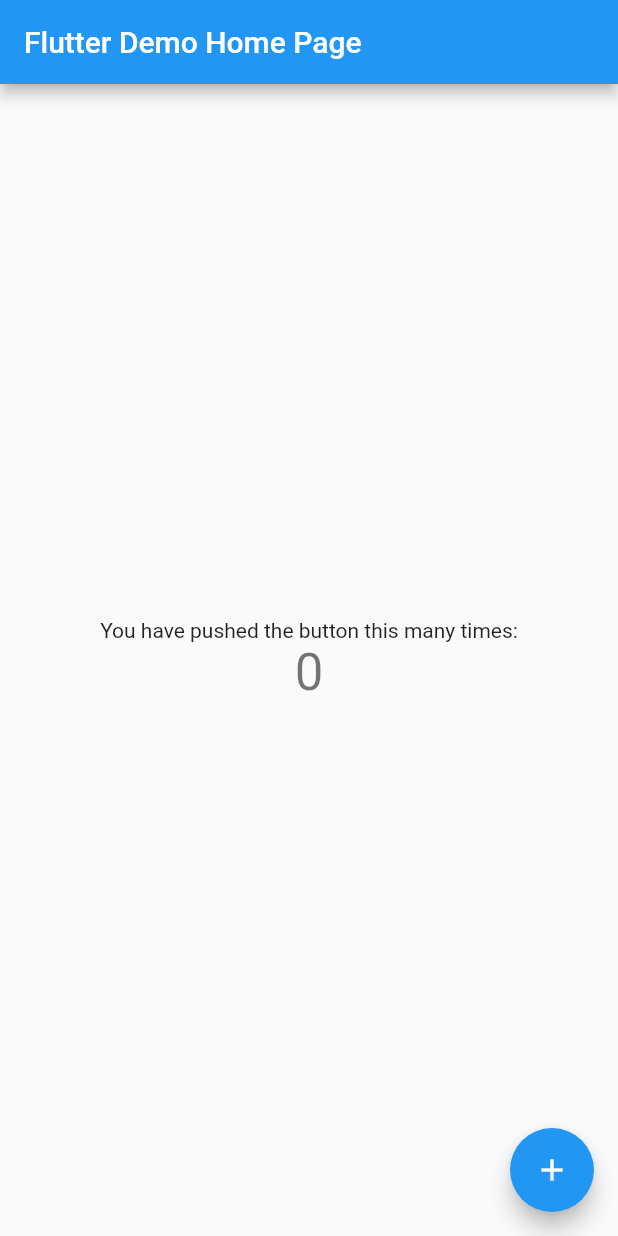
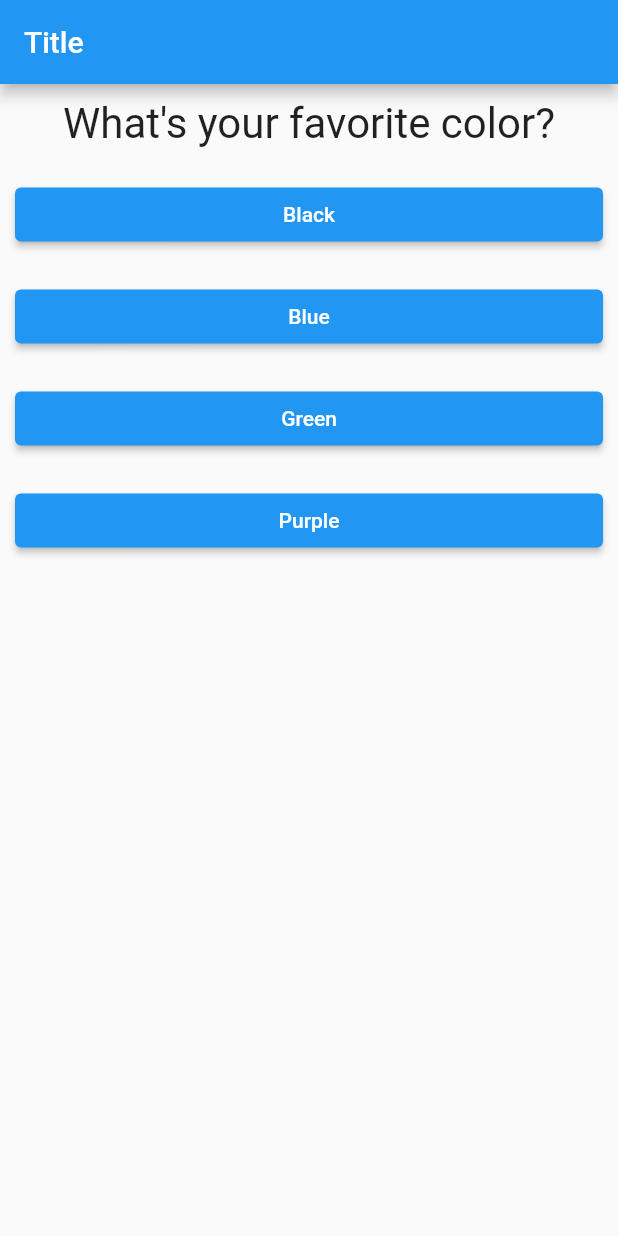
Before and after one commit to jennraeross/flutter_application, a Flutter app: the screen it shows after launch, on a phone screen of 412 x 824 dp. Run offline on Flutter 3.47's test engine with Material 2 defaults, Android fonts, the phone set to English and light mode, and no system bars.

Commit message:
almost done

```diff
--- /dev/null
+++ b/lib/answer.dart
@@ -0,0 +1,20 @@
+import 'package:flutter/material.dart';
+
+class Answer extends StatelessWidget {
+  final VoidCallback selectHandler;
+  final String answerText;
+
+  Answer(this.selectHandler, this.answerText);
+
+  @override
+  Widget build(BuildContext context) {
+    return Container(
+      width: double.infinity,
+      margin: EdgeInsets.all(10),
+      child: ElevatedButton(
+        child: Text(answerText),
+        onPressed: selectHandler,
+      ),
+    );
+  }
+}
--- a/lib/main.dart
+++ b/lib/main.dart
@@ -1,113 +1,86 @@
 import 'package:flutter/material.dart';
+import './quiz.dart';
+import './result.dart';
 
-void main() {
-  runApp(MyApp());
+void main() => runApp(MyApp());
+
+class MyApp extends StatefulWidget {
+  @override
+  State<MyApp> createState() => _MyAppState();
 }
 
-class MyApp extends StatelessWidget {
-  // This widget is the root of your application.
-  @override
-  Widget build(BuildContext context) {
-    return MaterialApp(
-      title: 'Flutter Demo',
-      theme: ThemeData(
-        // This is the theme of your application.
-        //
-        // Try running your application with "flutter run". You'll see the
-        // application has a blue toolbar. Then, without quitting the app, try
-        // changing the primarySwatch below to Colors.green and then invoke
-        // "hot reload" (press "r" in the console where you ran "flutter run",
-        // or simply save your changes to "hot reload" in a Flutter IDE).
-        // Notice that the counter didn't reset back to zero; the application
-        // is not restarted.
-        primarySwatch: Colors.blue,
-      ),
-      home: MyHomePage(title: 'Flutter Demo Home Page'),
-    );
+class _MyAppState extends State<MyApp> {
+  int _questionIndex = 0;
+  int _totalScore = 0;
+
+  final _questions = [
+    {
+      'questionText': 'What\'s your favorite color?',
+      'answers': [
+        {'text': 'Black', 'score': 1},
+        {'text': 'Blue', 'score': 2},
+        {'text': 'Green', 'score': 3},
+        {'text': 'Purple', 'score': 4},
+      ],
+    },
+    {
+      'questionText': 'What\'s your favorite animal?',
+      'answers': [
+        {'text': 'Goat', 'score': 3},
+        {'text': 'Pig', 'score': 4},
+        {'text': 'Otter', 'score': 2},
+        {'text': 'Bear', 'score': 1},
+      ]
+    },
+    {
+      'questionText': 'Who\'s your favorite Actor?',
+      'answers': [
+        {'text': 'Tom Hanks', 'score': 4},
+        {'text': 'Tom Hanks', 'score': 4},
+        {'text': 'Tom Hanks', 'score': 4},
+        {'text': 'Tom Hanks', 'score': 4},
+      ]
+    },
+    {
+      'questionText': 'What\'s your favorite Number?',
+      'answers': [
+        {'text': 1, 'score': 1},
+        {'text': 2, 'score': 4},
+        {'text': 3, 'score': 3},
+        {'text': 4, 'score': 2},
+      ]
+    },
+  ];
+
+  void _answerQuestion(int score) {
+    setState(() => _questionIndex = _questionIndex + 1);
+    print('Answer Chosen ' + _questionIndex.toString());
+    _totalScore += score;
+    print('Total Score' + _totalScore.toString());
   }
-}
 
-class MyHomePage extends StatefulWidget {
-  MyHomePage({Key key, this.title}) : super(key: key);
-
-  // This widget is the home page of your application. It is stateful, meaning
-  // that it has a State object (defined below) that contains fields that affect
-  // how it looks.
-
-  // This class is the configuration for the state. It holds the values (in this
-  // case the title) provided by the parent (in this case the App widget) and
-  // used by the build method of the State. Fields in a Widget subclass are
-  // always marked "final".
-
-  final String title;
-
-  @override
-  _MyHomePageState createState() => _MyHomePageState();
-}
-
-class _MyHomePageState extends State<MyHomePage> {
-  int _counter = 0;
-
-  void _incrementCounter() {
+  void _resetQuiz() {
     setState(() {
-      // This call to setState tells the Flutter framework that something has
-      // changed in this State, which causes it to rerun the build method below
-      // so that the display can reflect the updated values. If we changed
-      // _counter without calling setState(), then the build method would not be
-      // called again, and so nothing would appear to happen.
-      _counter++;
+      _questionIndex = 0;
+      _totalScore = 0;
     });
   }
 
   @override
   Widget build(BuildContext context) {
-    // This method is rerun every time setState is called, for instance as done
-    // by the _incrementCounter method above.
-    //
-    // The Flutter framework has been optimized to make rerunning build methods
-    // fast, so that you can just rebuild anything that needs updating rather
-    // than having to individually change instances of widgets.
-    return Scaffold(
-      appBar: AppBar(
-        // Here we take the value from the MyHomePage object that was created by
-        // the App.build method, and use it to set our appbar title.
-        title: Text(widget.title),
+    return MaterialApp(
+      home: Scaffold(
+        appBar: AppBar(
+          title: Text('Title'),
+        ),
+        body: _questionIndex < _questions.length
+            ? Quiz(
+                _answerQuestion,
+                _questions,
+                _questionIndex,
+              )
+            : Result(_totalScore, _resetQuiz),
       ),
-      body: Center(
-        // Center is a layout widget. It takes a single child and positions it
-        // in the middle of the parent.
-        child: Column(
-          // Column is also a layout widget. It takes a list of children and
-          // arranges them vertically. By default, it sizes itself to fit its
-          // children horizontally, and tries to be as tall as its parent.
-          //
-          // Invoke "debug painting" (press "p" in the console, choose the
-          // "Toggle Debug Paint" action from the Flutter Inspector in Android
-          // Studio, or the "Toggle Debug Paint" command in Visual Studio Code)
-          // to see the wireframe for each widget.
-          //
-          // Column has various properties to control how it sizes itself and
-          // how it positions its children. Here we use mainAxisAlignment to
-          // center the children vertically; the main axis here is the vertical
-          // axis because Columns are vertical (the cross axis would be
-          // horizontal).
-          mainAxisAlignment: MainAxisAlignment.center,
-          children: <Widget>[
-            Text(
-              'You have pushed the button this many times:',
-            ),
-            Text(
-              '$_counter',
-              style: Theme.of(context).textTheme.headlineMedium,
-            ),
-          ],
-        ),
-      ),
-      floatingActionButton: FloatingActionButton(
-        onPressed: _incrementCounter,
-        tooltip: 'Increment',
-        child: Icon(Icons.add),
-      ), // This trailing comma makes auto-formatting nicer for build methods.
     );
   }
 }
--- /dev/null
+++ b/lib/question.dart
@@ -0,0 +1,21 @@
+import 'package:flutter/material.dart';
+
+class Question extends StatelessWidget {
+  final String questionText;
+  Question(this.questionText);
+
+  @override
+  Widget build(BuildContext context) {
+    return Container(
+      width: double.infinity,
+      margin: EdgeInsets.all(10),
+      child: Text(
+        questionText,
+        style: TextStyle(
+          fontSize: 28,
+        ),
+        textAlign: TextAlign.center,
+      ),
+    );
+  }
+}
--- /dev/null
+++ b/lib/quiz.dart
@@ -0,0 +1,29 @@
+import 'package:flutter/material.dart';
+import './question.dart';
+import './answer.dart';
+
+class Quiz extends StatelessWidget {
+  final Function answerQuestion;
+  final List<Map<String, Object>> questions;
+  final int questionIndex;
+
+  Quiz(
+    this.answerQuestion,
+    this.questions,
+    this.questionIndex,
+  );
+
+  @override
+  Widget build(BuildContext context) {
+    return Column(
+      children: [
+        Question(questions[questionIndex]['questionText'].toString()),
+        ...(questions[questionIndex]['answers'] as List<Map<String, Object>>)
+            .map((answer) {
+          return Answer(
+              () => answerQuestion(answer['score']), answer['text'].toString());
+        }).toList()
+      ],
+    );
+  }
+}
--- /dev/null
+++ b/lib/result.dart
@@ -0,0 +1,46 @@
+import 'package:flutter/material.dart';
+
+class Result extends StatelessWidget {
+  final int score;
+  final VoidCallback reset;
+  Result(this.score, this.reset);
+
+  String get resultPhrase {
+    String resultText;
+    if (score <= 8) {
+      resultText = "Maybe you'll do better next time?";
+    } else if (score <= 12) {
+      resultText = "Decent Work!";
+    } else {
+      resultText = "You're a Rockstar!";
+    }
+    resultText += '\n\nTotal Score: ' + score.toString();
+    return resultText;
+  }
+
+  @override
+  Widget build(BuildContext context) {
+    return Center(
+      child: Column(
+        children: [
+          Text(
+            resultPhrase,
+            style: TextStyle(
+              fontSize: 36,
+              fontWeight: FontWeight.bold,
+            ),
+            textAlign: TextAlign.center,
+          ),
+          Container(
+            width: double.infinity,
+            margin: EdgeInsets.all(10),
+            child: ElevatedButton(
+              child: Text('Go Back'),
+              onPressed: reset,
+            ),
+          )
+        ],
+      ),
+    );
+  }
+}
--- a/pubspec.yaml
+++ b/pubspec.yaml
@@ -18,7 +18,7 @@ publish_to: 'none' # Remove this line if you wish to publish to pub.dev
 version: 1.0.0+1
 
 environment:
-  sdk: ">=2.11.0 <3.0.0"
+  sdk: ">=2.12.0 <3.0.0"
 
 dependencies:
   flutter:
```
